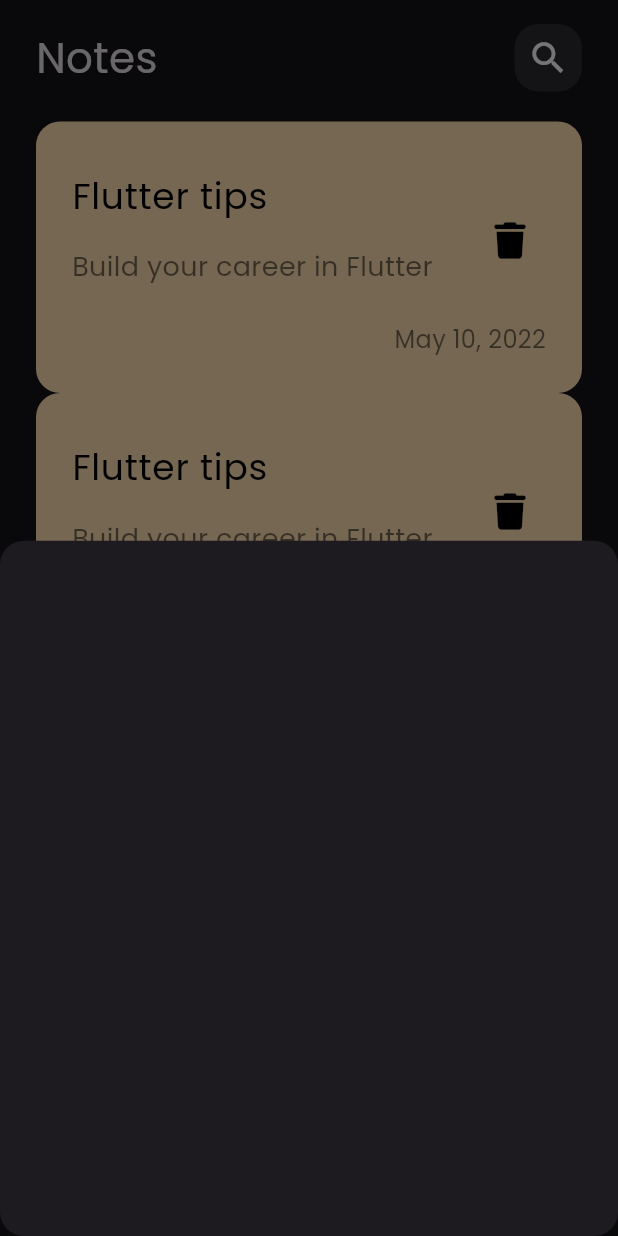
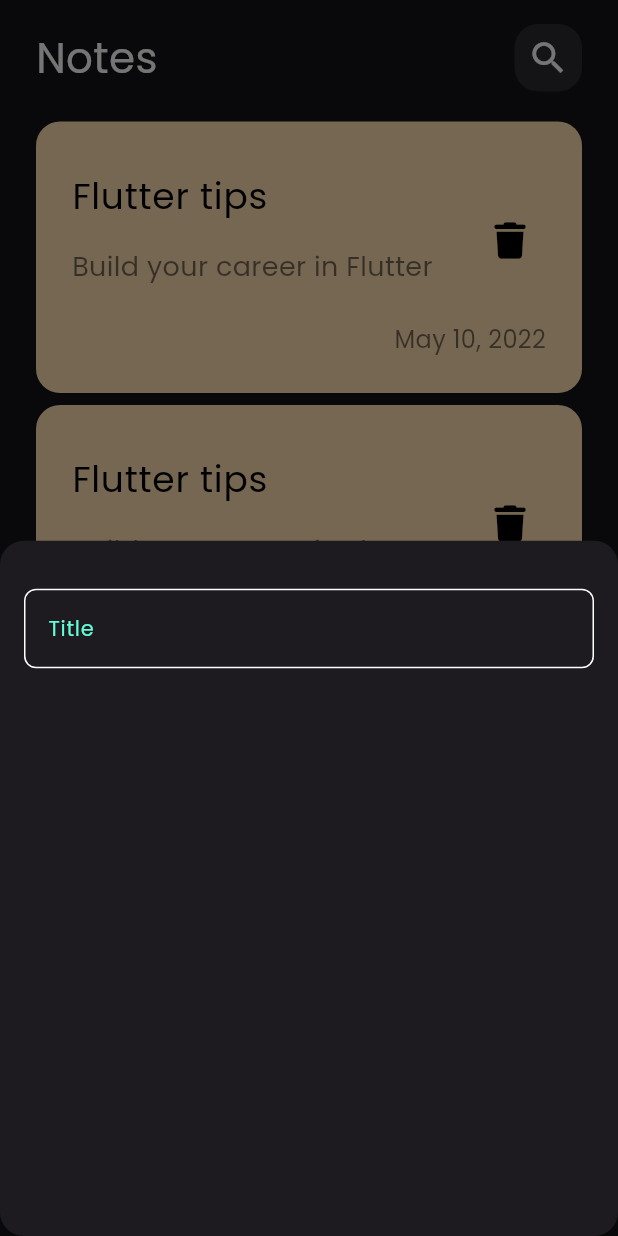
Before and after one commit to mohamed-eid-f/notes, a Flutter app: the screen it shows after launch, after a tap on the "add" icon, on a phone screen of 412 x 824 dp. Run offline on Flutter 3.47's test engine with Material 3 defaults, Android fonts, the phone set to English and light mode, and no system bars; our stand-ins replace font_awesome_flutter.

Commit message:
add custom field and app theme

```diff
--- /dev/null
+++ b/lib/core/theme/app_theme_data.dart
@@ -0,0 +1,74 @@
+import 'package:flutter/material.dart';
+
+import 'constants.dart';
+
+const _primaryColor = kPrimaryColor;
+
+var appThemeData = ThemeData(
+  primaryColor: _primaryColor,
+  fontFamily: 'Poppins',
+  brightness: Brightness.dark,
+  // scaffoldBackgroundColor: Colors.white,
+  appBarTheme: const AppBarTheme(
+    backgroundColor: Colors.white,
+    centerTitle: true,
+  ),
+  iconTheme: const IconThemeData(
+    color: Colors.white,
+    size: 24,
+  ),
+  elevatedButtonTheme: ElevatedButtonThemeData(
+    style: ElevatedButton.styleFrom(
+      foregroundColor: Colors.white,
+      backgroundColor: _primaryColor,
+      shape: const RoundedRectangleBorder(
+        // borderRadius: BorderRadius.circular(0),
+        side: BorderSide(color: _primaryColor, width: 2),
+      ),
+    ),
+  ),
+  textButtonTheme: TextButtonThemeData(
+    style: TextButton.styleFrom(
+      shape: const RoundedRectangleBorder(
+        // borderRadius: BorderRadius.all(Radius.circular(16)),
+        side: BorderSide(color: _primaryColor, width: 2),
+      ),
+    ),
+  ),
+  // inputDecorationTheme: const InputDecorationTheme(
+  //   border: OutlineInputBorder(
+
+  //     borderSide: BorderSide(color: _primaryColor, width: 2),
+  //   ),
+  //   enabledBorder: OutlineInputBorder(
+  //     borderSide: BorderSide(color: _primaryColor, width: 2),
+  //   ),
+  // ),
+  textTheme: const TextTheme(
+    displayLarge: TextStyle(
+      color: _primaryColor,
+      fontSize: 24,
+      fontWeight: FontWeight.bold,
+    ),
+    displayMedium: TextStyle(
+      color: _primaryColor,
+      fontSize: 20,
+      fontWeight: FontWeight.bold,
+    ),
+    displaySmall: TextStyle(
+      color: _primaryColor,
+      fontSize: 16,
+      fontWeight: FontWeight.bold,
+    ),
+    bodyLarge: TextStyle(
+      color: _primaryColor,
+      fontSize: 14,
+      fontWeight: FontWeight.normal,
+    ),
+    bodyMedium: TextStyle(
+      color: _primaryColor,
+      fontSize: 12,
+      fontWeight: FontWeight.normal,
+    ),
+  ),
+);
--- /dev/null
+++ b/lib/core/theme/constants.dart
@@ -0,0 +1,3 @@
+import 'package:flutter/material.dart';
+
+const kPrimaryColor = Color(0xFF62fcd7);
--- a/lib/main.dart
+++ b/lib/main.dart
@@ -1,5 +1,6 @@
 import 'package:flutter/material.dart';
 
+import 'core/theme/app_theme_data.dart';
 import 'pages/home_page.dart';
 
 void main() {
@@ -13,10 +14,7 @@ class MyApp extends StatelessWidget {
   Widget build(BuildContext context) {
     return MaterialApp(
       title: 'Flutter Demo',
-      theme: ThemeData(
-        brightness: Brightness.dark,
-        fontFamily: 'Poppins',
-      ),
+      theme: appThemeData,
       home: const HomePage(),
     );
   }
--- a/lib/widgets/add_note_bottom_sheet.dart
+++ b/lib/widgets/add_note_bottom_sheet.dart
@@ -1,4 +1,6 @@
 import 'package:flutter/material.dart';
+
+import 'custom_text_field.dart';
 
 class AddNoteBottomSheet extends StatelessWidget {
   const AddNoteBottomSheet({
@@ -7,6 +9,13 @@ class AddNoteBottomSheet extends StatelessWidget {
 
   @override
   Widget build(BuildContext context) {
-    return Container();
+    return const Padding(
+      padding: EdgeInsets.symmetric(vertical: 32.0, horizontal: 16.0),
+      child: Column(
+        children: [
+          CustomTextField(),
+        ],
+      ),
+    );
   }
 }
--- a/lib/widgets/custom_appbar_widget.dart
+++ b/lib/widgets/custom_appbar_widget.dart
@@ -14,6 +14,7 @@ class CustomAppbarWidget extends StatelessWidget {
           "Notes",
           style: TextStyle(
             fontSize: 28,
+            color: Colors.white,
           ),
         ),
         CustomSearchIcon(),
--- /dev/null
+++ b/lib/widgets/custom_text_field.dart
@@ -0,0 +1,33 @@
+import 'package:flutter/material.dart';
+
+import '../core/theme/constants.dart';
+
+class CustomTextField extends StatelessWidget {
+  const CustomTextField({
+    super.key,
+  });
+
+  @override
+  Widget build(BuildContext context) {
+    return TextField(
+      cursorColor: kPrimaryColor,
+      decoration: InputDecoration(
+        labelText: "Title",
+        labelStyle: const TextStyle(color: kPrimaryColor),
+        border: _buildBorder(),
+        enabledBorder: _buildBorder(),
+        focusedBorder: _buildBorder(kPrimaryColor),
+      ),
+    );
+  }
+
+  OutlineInputBorder _buildBorder([color]) {
+    return OutlineInputBorder(
+      borderRadius: const BorderRadius.all(Radius.circular(8.0)),
+      borderSide: BorderSide(
+        color: color ?? Colors.white,
+        width: 1.0,
+      ),
+    );
+  }
+}
--- a/lib/widgets/note_item_widget.dart
+++ b/lib/widgets/note_item_widget.dart
@@ -8,6 +8,7 @@ class NoteItemWidget extends StatelessWidget {
   Widget build(BuildContext context) {
     return Container(
       padding: const EdgeInsets.all(24),
+      margin: const EdgeInsets.symmetric(vertical: 4),
       decoration: BoxDecoration(
         color: Colors.orange.shade100,
         borderRadius: const BorderRadius.all(Radius.circular(16)),
--- a/lib/widgets/notes_body_widget.dart
+++ b/lib/widgets/notes_body_widget.dart
@@ -18,10 +18,7 @@ class NotesBodyWidget extends StatelessWidget {
           children: [
             CustomAppbarWidget(),
             Expanded(
-              child: Padding(
-                padding: EdgeInsets.symmetric(vertical: 4.0),
-                child: NotesListView(),
-              ),
+              child: NotesListView(),
             ),
           ],
         ),
```
Also changed, not shown: pubspec.lock.
